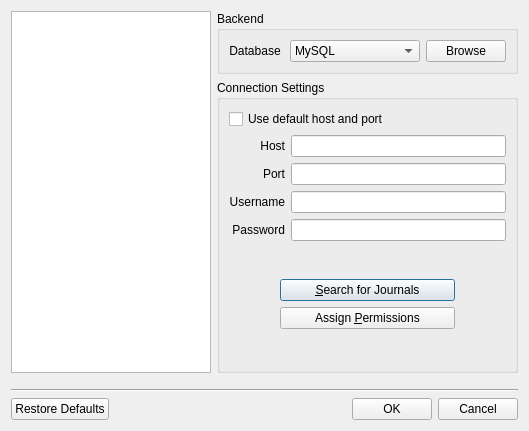
This is ui/journalselector.ui in pwizard2/robojournal as Qt 5 draws it before an edit. The edited form follows.
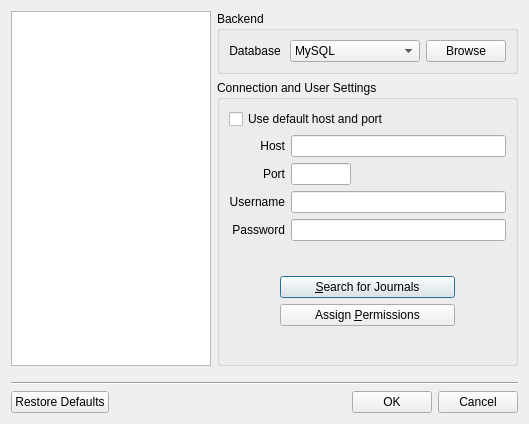
This is the edited form. Icons and pictures are not drawn.

```diff
--- a/ui/journalselector.ui
+++ b/ui/journalselector.ui
@@ -7,7 +7,7 @@
     <x>0</x>
     <y>0</y>
     <width>529</width>
-    <height>431</height>
+    <height>424</height>
    </rect>
   </property>
   <property name="windowTitle">
@@ -105,7 +105,7 @@
        <item>
         <widget class="QGroupBox" name="ConnectionSettings">
          <property name="title">
-          <string>Connection Settings</string>
+          <string>Connection and User Settings</string>
          </property>
          <layout class="QGridLayout" name="gridLayout_2">
           <item row="0" column="0" colspan="2">
@@ -139,12 +139,35 @@
            </widget>
           </item>
           <item row="2" column="1">
+           <layout class="QHBoxLayout" name="horizontalLayout_3">
+            <item>
            <widget class="QLineEdit" name="Port">
+              <property name="maximumSize">
+               <size>
+                <width>60</width>
+                <height>16777215</height>
+               </size>
+              </property>
             <property name="maxLength">
              <number>4</number>
             </property>
            </widget>
           </item>
+            <item>
+             <spacer name="horizontalSpacer_3">
+              <property name="orientation">
+               <enum>Qt::Horizontal</enum>
+              </property>
+              <property name="sizeHint" stdset="0">
+               <size>
+                <width>40</width>
+                <height>20</height>
+               </size>
+              </property>
+             </spacer>
+            </item>
+           </layout>
+          </item>
           <item row="3" column="0">
            <widget class="QLabel" name="label_3">
             <property name="text">
@@ -255,7 +278,7 @@
             </item>
            </layout>
           </item>
-          <item row="7" column="0" colspan="2">
+          <item row="7" column="0">
            <spacer name="verticalSpacer">
             <property name="orientation">
              <enum>Qt::Vertical</enum>
```
Left out of the diff: 3 changed lines with no effect on the pictures. Lines whose indentation alone changed are shown as unchanged.
